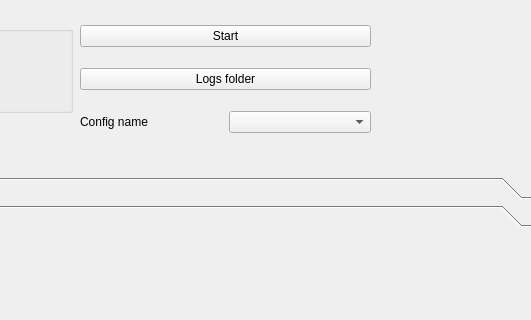
The window that GUI/gui_qt/loader.ui (dmitry-pedchenko/Designer_Etl) describes before a commit, drawn with Qt 5; both pictures show x 360 to 891 and y 0 to 320 of the 999 by 534 pixel window.
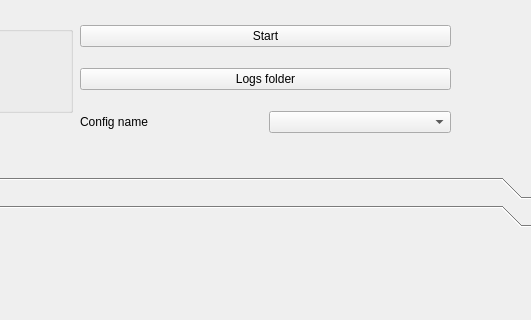
The same window after the commit.

What changed in the file:
```diff
--- a/GUI/gui_qt/loader.ui
+++ b/GUI/gui_qt/loader.ui
@@ -106,7 +106,7 @@
     <rect>
      <x>440</x>
      <y>10</y>
-     <width>291</width>
+     <width>371</width>
      <height>141</height>
     </rect>
    </property>
```
